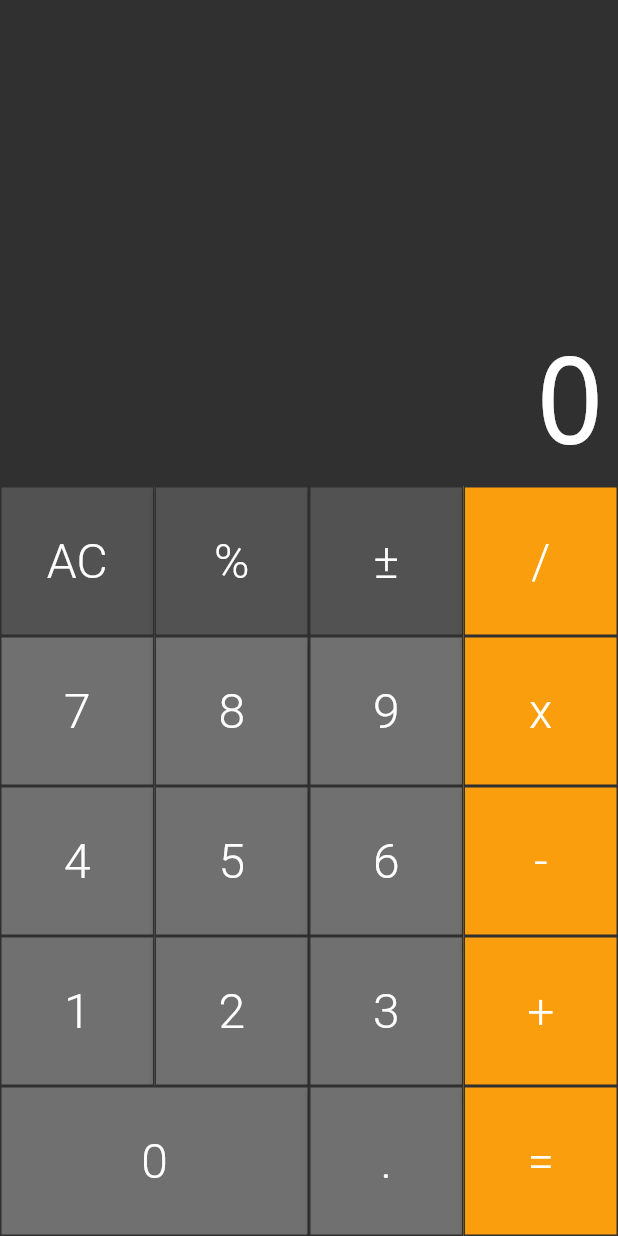
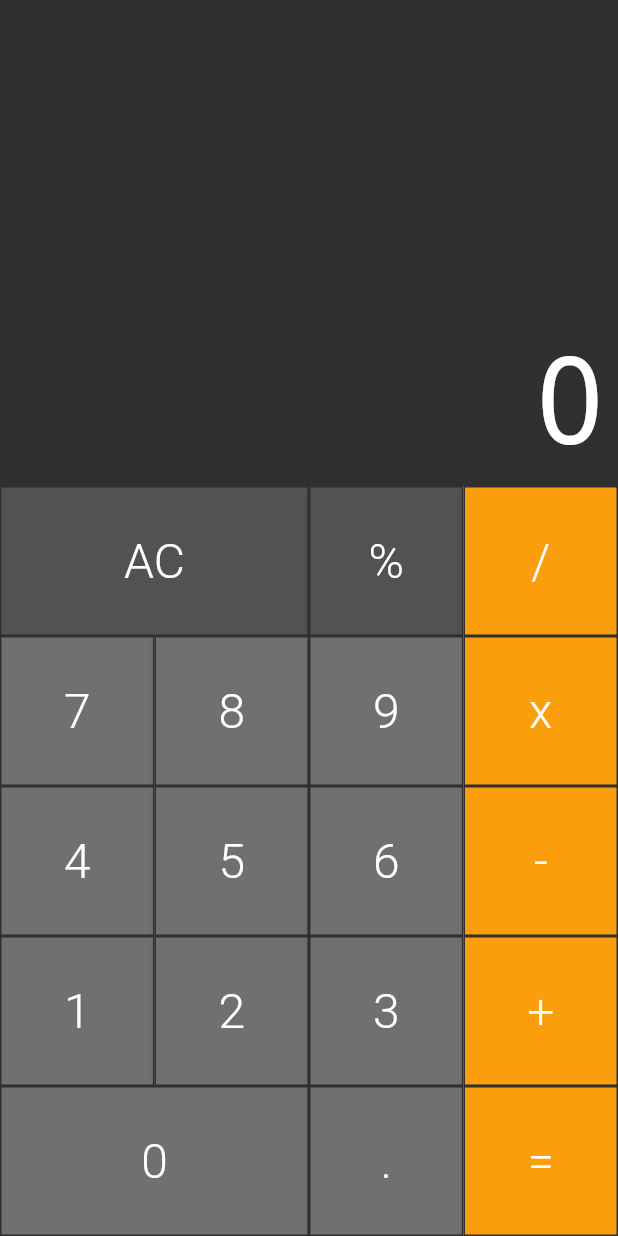
Before and after one commit to Johann-Goncalves-Pereira/calc-flutter, a Flutter app: the screen it shows after launch, on a phone screen of 412 x 824 dp. Run offline on Flutter 3.47's test engine with Material 2 defaults, Android fonts, the phone set to English and light mode, and no system bars; drawn by our look-alikes of auto_size_text.

Commit message:
fix: take out  +-

```diff
--- a/lib/components/keyboard.dart
+++ b/lib/components/keyboard.dart
@@ -16,9 +16,8 @@ class Keyboard extends StatelessWidget {
       child: Column(
         children: <Widget>[
           ButtonRow([
-            Button(text: 'AC', color: Button.DARK, callback: callback),
+            Button.expanded(text: 'AC', color: Button.DARK, callback: callback),
             Button(text: '%', color: Button.DARK, callback: callback),
-            Button(text: '±', color: Button.DARK, callback: callback),
             Button.operation(text: '/', callback: callback),
           ]),
           ButtonRow([
```
